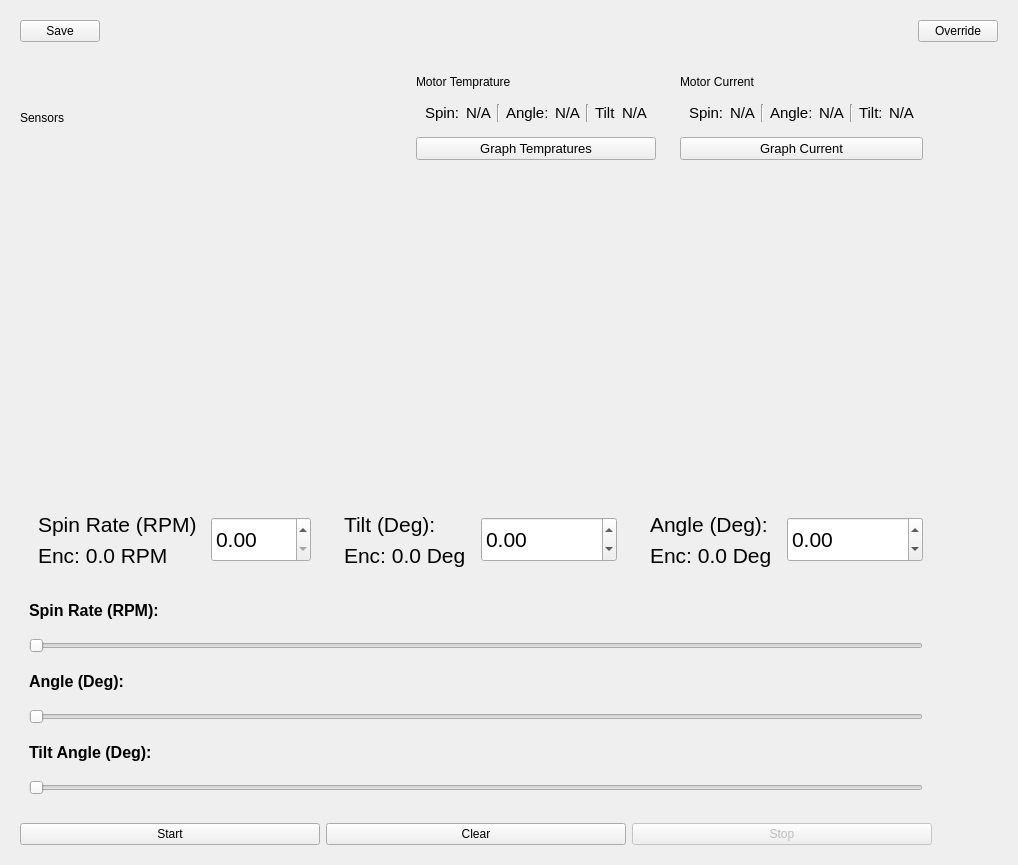
Before: the Qt Designer form frontend/DiagnosticModePage.ui in YCP-Rev-Metrix/BallSpinner-Controller-v2, drawn with Qt 5.
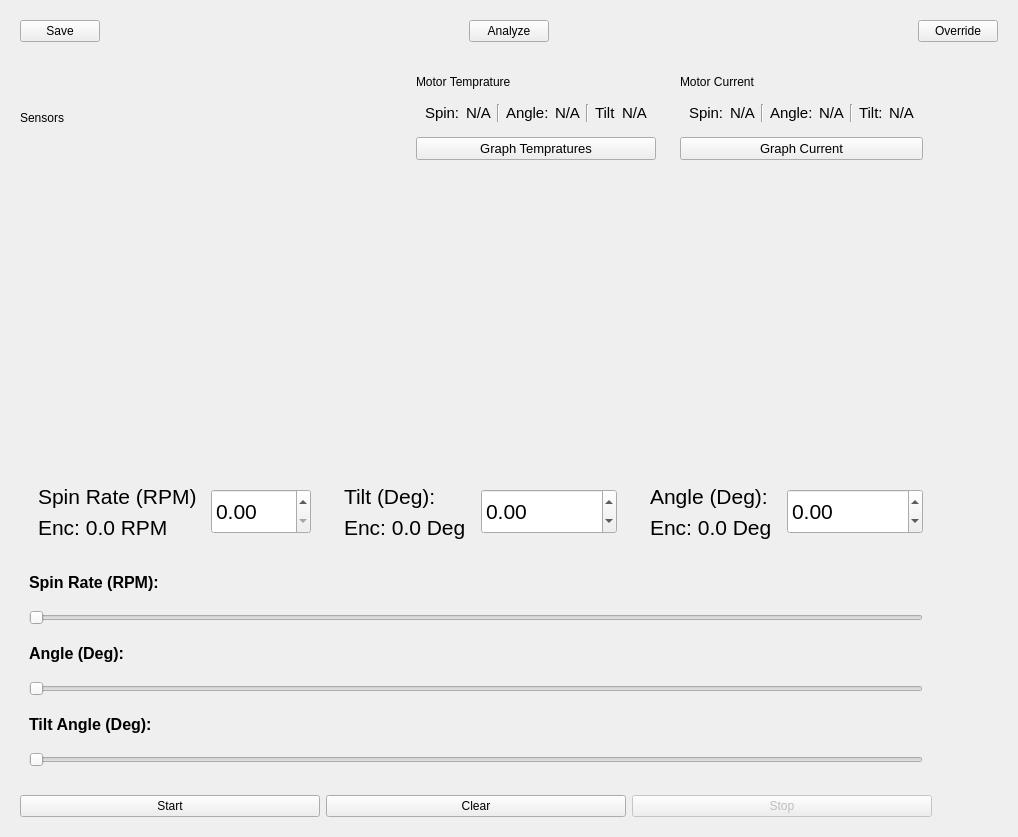
After: the same form once the commit is applied. Custom widgets are drawn as their Qt base class.

Commit message: Fixed diagnostic sd data not saving

```diff
--- a/frontend/DiagnosticModePage.ui
+++ b/frontend/DiagnosticModePage.ui
@@ -7,7 +7,7 @@
     <x>0</x>
     <y>0</y>
     <width>1018</width>
-    <height>865</height>
+    <height>837</height>
    </rect>
   </property>
   <property name="maximumSize">
@@ -862,6 +862,26 @@
         </property>
        </spacer>
       </item>
+      <item>
+       <widget class="QPushButton" name="btnAnalyze">
+        <property name="text">
+         <string>Analyze</string>
+        </property>
+       </widget>
+      </item>
+      <item>
+       <spacer name="horizontalSpacer_2">
+        <property name="orientation">
+         <enum>Qt::Horizontal</enum>
+        </property>
+        <property name="sizeHint" stdset="0">
+         <size>
+          <width>40</width>
+          <height>20</height>
+         </size>
+        </property>
+       </spacer>
+      </item>
       <item>
        <widget class="QPushButton" name="btnOverride">
         <property name="sizePolicy">
```
The commit also changes 1 other file.
